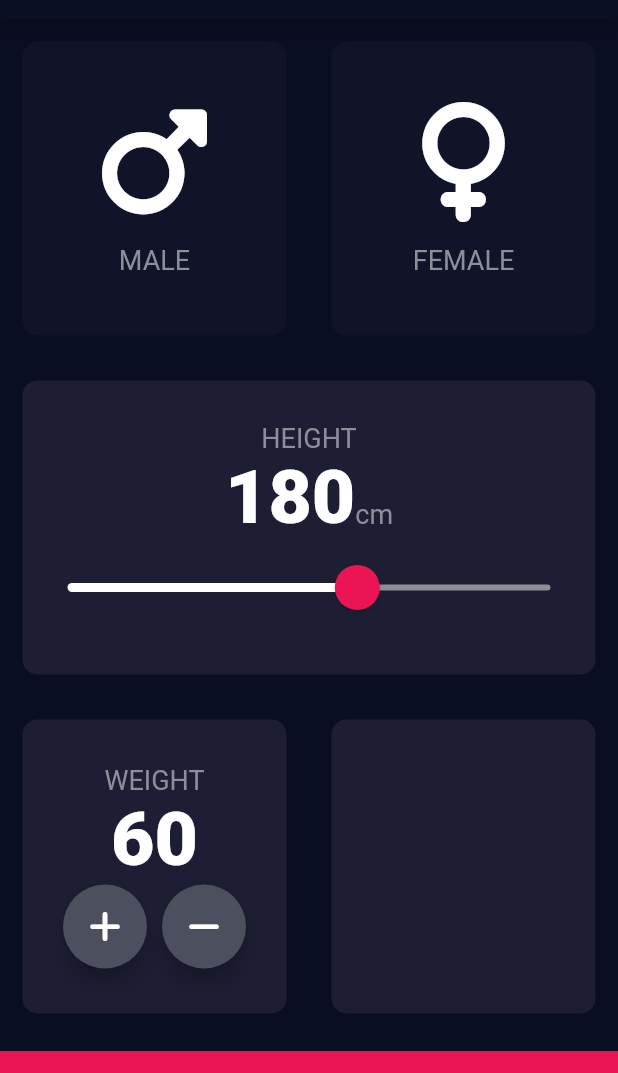
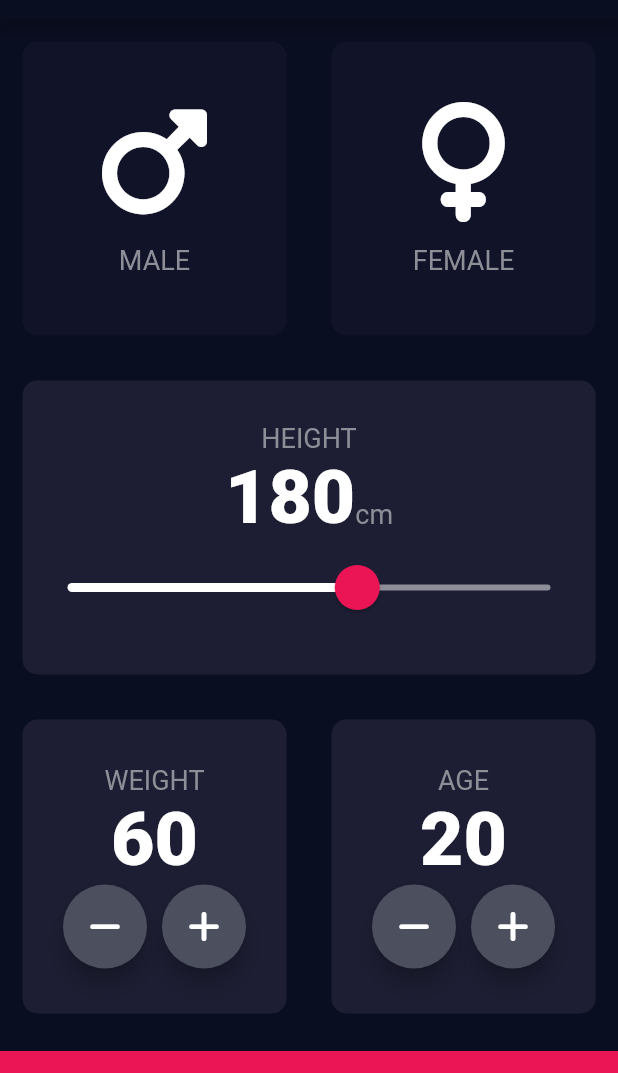
Before and after one commit to Navid-Rahman/BMI-Calculator-Flutter, a Flutter app: the screen it shows after launch, on a phone screen of 412 x 824 dp, the part 65-1138 px from its top. Run offline on Flutter 3.47's test engine with Material 2 defaults, Android fonts, the phone set to English and light mode, and no system bars; our stand-ins replace font_awesome_flutter.

Commit message:
Added age widget and added plus & minus functionality

```diff
--- a/lib/input_page.dart
+++ b/lib/input_page.dart
@@ -18,12 +18,11 @@ class InputPage extends StatefulWidget {
 
 class _InputPageState extends State<InputPage> {
   Color femaleCardColor = kInactiveCardColor;
-  // Gender selectedGender;
+  Color maleCardColor = kInactiveCardColor;
 
   int height = 180;
-
-  Color maleCardColor = kInactiveCardColor;
   int weight = 60;
+  int age = 20;
 
   void updateColor(Gender selectedGender) {
     if (selectedGender == Gender.male) {
@@ -165,14 +164,28 @@ class _InputPageState extends State<InputPage> {
                         weight.toString(),
                         style: kNumberTextStyle,
                       ),
-                      const Row(
+                      Row(
                         mainAxisAlignment: MainAxisAlignment.center,
                         children: <Widget>[
-                          RoundIconButton(icon: FontAwesomeIcons.plus),
-                          SizedBox(
+                          RoundIconButton(
+                            icon: FontAwesomeIcons.minus,
+                            onPressed: () {
+                              setState(() {
+                                weight--;
+                              });
+                            },
+                          ),
+                          const SizedBox(
                             width: 10.0,
                           ),
-                          RoundIconButton(icon: FontAwesomeIcons.minus),
+                          RoundIconButton(
+                            icon: FontAwesomeIcons.plus,
+                            onPressed: () {
+                              setState(() {
+                                weight++;
+                              });
+                            },
+                          ),
                         ],
                       ),
                     ],
@@ -181,12 +194,43 @@ class _InputPageState extends State<InputPage> {
               ),
               Expanded(
                 child: ReusableCard(
-                  // onPress: () {
-                  //   setState(() {
-                  //     print('Hello');
-                  //   });
-                  // },
                   colour: kActiveCardColor,
+                  cardChild: Column(
+                    mainAxisAlignment: MainAxisAlignment.center,
+                    children: [
+                      const Text(
+                        'AGE',
+                        style: kLabelTextStyle,
+                      ),
+                      Text(
+                        age.toString(),
+                        style: kNumberTextStyle,
+                      ),
+                      Row(
+                        mainAxisAlignment: MainAxisAlignment.center,
+                        children: [
+                          RoundIconButton(
+                            icon: FontAwesomeIcons.minus,
+                            onPressed: () {
+                              setState(() {
+                                age--;
+                              });
+                            },
+                          ),
+                          const SizedBox(
+                            width: 10.0,
+                          ),
+                          RoundIconButton(
+                              icon: FontAwesomeIcons.plus,
+                              onPressed: () {
+                                setState(() {
+                                  age++;
+                                });
+                              })
+                        ],
+                      )
+                    ],
+                  ),
                 ),
               ),
             ],
@@ -204,14 +248,15 @@ class _InputPageState extends State<InputPage> {
 }
 
 class RoundIconButton extends StatelessWidget {
-  const RoundIconButton({super.key, required this.icon});
+  RoundIconButton({super.key, required this.icon, required this.onPressed});
 
   final IconData icon;
+  final VoidCallback onPressed;
 
   @override
   Widget build(BuildContext context) {
     return RawMaterialButton(
-      onPressed: () {},
+      onPressed: onPressed,
       shape: const CircleBorder(),
       fillColor: const Color(0xFF4C4F5E),
       elevation: 6.0,
```
